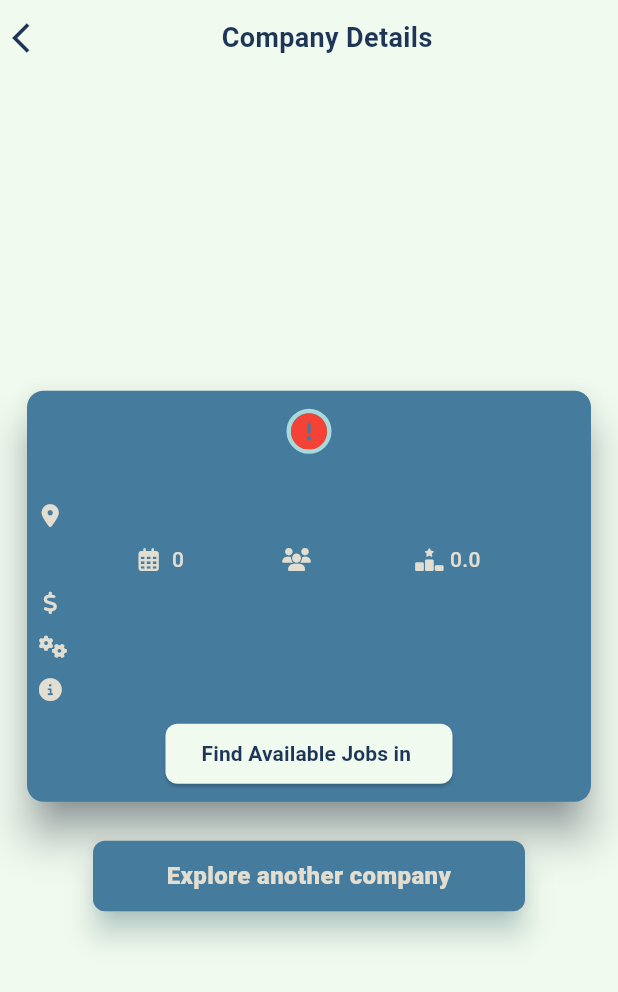
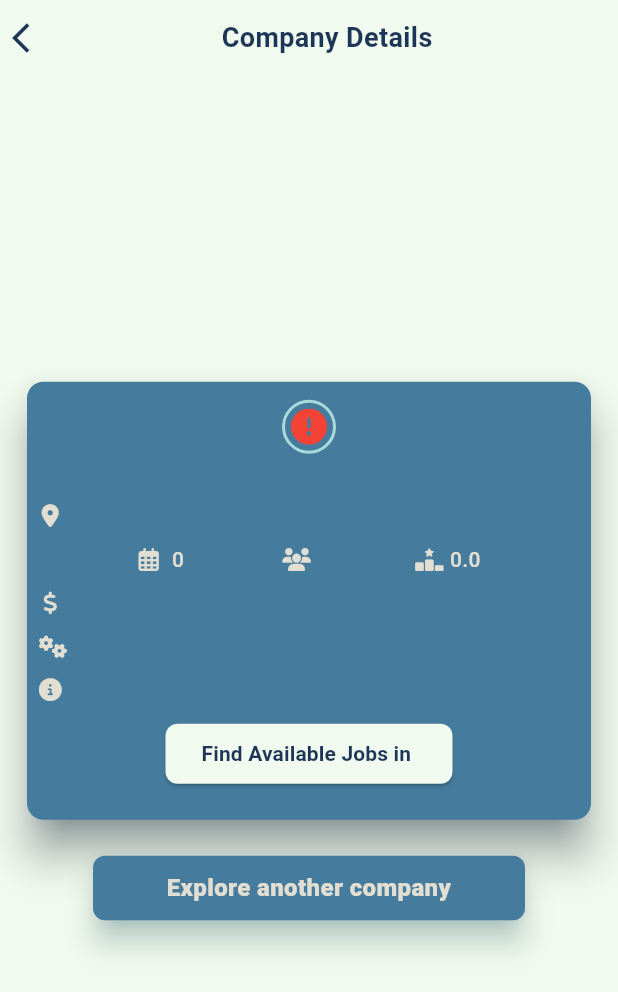
Before and after one commit to AbdelrhmanNashaat/TalentHub, a Flutter app: the CompanyView screen opened directly with empty values, on a phone screen of 412 x 824 dp. Shown: the top 992 px of the screen. Run offline on Flutter 3.47's test engine with Material 3 defaults, Android fonts, the phone set to English and light mode, and no system bars; drawn by our look-alikes of cached_network_image; our stand-ins replace dartz, dio, firebase_auth, firebase_core, flutter_animate, flutter_bloc and 11 more; missing offline and left inert: flutter_facebook_auth; accounts and stored records are empty; network calls fail.

Commit message:
Refactor import statements and update UI in CompanyViewBody widget

```diff
--- /dev/null
+++ b/lib/features/home/presentation/manager/company_job_cubit/company_job_cubit.dart
@@ -0,0 +1,21 @@
+import 'dart:developer';
+
+import 'package:flutter_bloc/flutter_bloc.dart';
+import 'package:hire_me/features/home/data/repo/home_repo.dart';
+
+import 'company_job_state.dart';
+
+class CompanyJobCubit extends Cubit<CompanyJobState> {
+  final HomeRepo homeRepo;
+  CompanyJobCubit({required this.homeRepo}) : super(CompanyJobInitial());
+  Future<void> getCompanyJobs({required String companyName}) async {
+    log('CompanyJobCubit: $companyName');
+    emit(CompanyJobLoading());
+    final response =
+        await homeRepo.searchForCompanyJobs(companyName: companyName);
+    response.fold(
+      (failure) => emit(CompanyJobFailure(errorMessage: failure.errorMessage)),
+      (jobs) => emit(CompanyJobSuccess(companyJobs: jobs)),
+    );
+  }
+}
--- /dev/null
+++ b/lib/features/home/presentation/manager/company_job_cubit/company_job_state.dart
@@ -0,0 +1,19 @@
+import '../../../data/model/company_jobs.dart';
+
+class CompanyJobState {}
+
+class CompanyJobInitial extends CompanyJobState {}
+
+class CompanyJobSuccess extends CompanyJobState {
+  final CompanyJobs companyJobs;
+
+  CompanyJobSuccess({required this.companyJobs});
+}
+
+class CompanyJobFailure extends CompanyJobState {
+  final String errorMessage;
+
+  CompanyJobFailure({required this.errorMessage});
+}
+
+class CompanyJobLoading extends CompanyJobState {}
--- /dev/null
+++ b/lib/features/home/presentation/views/company_jobs_view.dart
@@ -0,0 +1,23 @@
+import 'package:flutter/material.dart';
+import 'package:flutter_bloc/flutter_bloc.dart';
+import 'package:hire_me/constant.dart';
+import 'package:hire_me/core/services/services_locator.dart';
+import 'package:hire_me/features/home/presentation/manager/company_job_cubit/company_job_cubit.dart';
+
+import '../../data/repo/home_repo.dart';
+
+class CompanyJobsView extends StatelessWidget {
+  const CompanyJobsView({super.key});
+
+  @override
+  Widget build(BuildContext context) {
+    return BlocProvider<CompanyJobCubit>(
+      create: (context) => CompanyJobCubit(
+        homeRepo: getIt<HomeRepo>(),
+      ),
+      child: Scaffold(
+        backgroundColor: Constant.scaffoldColor,
+      ),
+    );
+  }
+}
--- a/lib/features/home/presentation/views/company_view.dart
+++ b/lib/features/home/presentation/views/company_view.dart
@@ -1,6 +1,10 @@
 import 'package:flutter/material.dart';
+import 'package:flutter_bloc/flutter_bloc.dart';
 import 'package:hire_me/features/home/data/model/company_info.dart';
 import '../../../../constant.dart';
+import '../../../../core/services/services_locator.dart';
+import '../../data/repo/home_repo_implementation.dart';
+import '../manager/company_job_cubit/company_job_cubit.dart';
 import 'widgets/company_view_body.dart';
 
 class CompanyView extends StatelessWidget {
@@ -9,11 +13,16 @@ class CompanyView extends StatelessWidget {
 
   @override
   Widget build(BuildContext context) {
-    return Scaffold(
-      backgroundColor: Constant.scaffoldColor,
-      body: SafeArea(
-        child: CompanyViewBody(
-          companyInfo: companyInfo,
+    return BlocProvider<CompanyJobCubit>(
+      create: (context) => CompanyJobCubit(
+        homeRepo: getIt.get<HomeRepoImplementation>(),
+      )..getCompanyJobs(companyName: companyInfo.name),
+      child: Scaffold(
+        backgroundColor: Constant.scaffoldColor,
+        body: SafeArea(
+          child: CompanyViewBody(
+            companyInfo: companyInfo,
+          ),
         ),
       ),
     );
--- a/lib/features/home/presentation/views/explore_company_view.dart
+++ b/lib/features/home/presentation/views/explore_company_view.dart
@@ -4,7 +4,7 @@ import 'package:hire_me/features/home/presentation/views/widgets/explore_company
 import '../../../../constant.dart';
 import '../../../../core/services/services_locator.dart';
 import '../../data/repo/home_repo_implementation.dart';
-import '../manager/cubit/search_for_company_cubit.dart';
+import '../manager/company_cubit/search_for_company_cubit.dart';
 
 class ExploreCompanyView extends StatelessWidget {
   const ExploreCompanyView({super.key});
--- /dev/null
+++ b/lib/features/home/presentation/views/widgets/company_job_view_body.dart
@@ -0,0 +1,10 @@
+import 'package:flutter/material.dart';
+
+class CompanyJobViewBody extends StatelessWidget {
+  const CompanyJobViewBody({super.key});
+
+  @override
+  Widget build(BuildContext context) {
+    return const Placeholder();
+  }
+}
--- a/lib/features/home/presentation/views/widgets/company_view_body.dart
+++ b/lib/features/home/presentation/views/widgets/company_view_body.dart
@@ -52,10 +52,25 @@ class CompanyViewBody extends StatelessWidget {
                     ),
                   ),
                   const SizedBox(height: 4),
-                  CustomTextWithIcon(
-                    companyInfo: companyInfo,
-                    title: companyInfo.hqLocation ?? 'Location not available',
-                    icon: FontAwesomeIcons.locationDot,
+                  Row(
+                    children: [
+                      Icon(
+                        FontAwesomeIcons.locationDot,
+                        color: Constant.offWhiteColor,
+                        size: 15,
+                      ),
+                      const SizedBox(width: 8),
+                      Flexible(
+                        child: Text(
+                          companyInfo.hqLocation ?? '--',
+                          style: CustomTextStyles.style14Light.copyWith(
+                            color: Constant.offWhiteColor,
+                            fontWeight: FontWeight.w500,
+                          ),
+                          overflow: TextOverflow.ellipsis,
+                        ),
+                      ),
+                    ],
                   ),
                   const SizedBox(height: 8),
                   AboutRow(companyInfo: companyInfo),
@@ -87,11 +102,11 @@ class CompanyViewBody extends StatelessWidget {
                       const SizedBox(width: 8),
                       Flexible(
                         child: Text(
-                          companyInfo.description ?? '',
+                          companyInfo.description?.trim() ?? '',
                           style: CustomTextStyles.style14Light.copyWith(
                             color: Constant.offWhiteColor,
                           ),
-                          maxLines: 6,
+                          maxLines: 8,
                           overflow: TextOverflow.ellipsis,
                         ),
                       ),
@@ -99,15 +114,31 @@ class CompanyViewBody extends StatelessWidget {
                   ),
                   const SizedBox(height: 8),
                   CustomButton(companyInfo: companyInfo),
+                  const SizedBox(height: 12),
                 ],
               ),
             ),
           ),
-          const SizedBox(height: 12),
-          Padding(
+          const SizedBox(height: 10),
+          const NavToExploreButton(),
+          const Spacer(),
+        ],
+      ),
+    );
+  }
+}
+
+class NavToExploreButton extends StatelessWidget {
+  const NavToExploreButton({
+    super.key,
+  });
+
+  @override
+  Widget build(BuildContext context) {
+    return Padding(
       padding: const EdgeInsets.symmetric(horizontal: 50),
       child: HomeCardWidget(
-              height: 12,
+        height: 10,
         onTap: () => CommonFunctions().navWithoutReplacement(
           context: context,
           pageName: const ExploreCompanyView(),
@@ -116,21 +147,16 @@ class CompanyViewBody extends StatelessWidget {
         textColor: Constant.offWhiteColor,
         backGroundColor: Constant.iconColor,
       ),
-          ),
-          const Spacer(),
-        ],
-      ),
     );
   }
 }
 
 class CustomButton extends StatelessWidget {
+  final CompanyInfo companyInfo;
   const CustomButton({
     super.key,
     required this.companyInfo,
   });
-
-  final CompanyInfo companyInfo;
 
   @override
   Widget build(BuildContext context) {
@@ -222,7 +248,6 @@ class CustomTextWithIcon extends StatelessWidget {
             color: Constant.offWhiteColor,
             fontWeight: FontWeight.w500,
           ),
-          maxLines: 5,
         ),
       ],
     );
@@ -241,19 +266,19 @@ class CompanyLogoWidget extends StatelessWidget {
   Widget build(BuildContext context) {
     return Center(
       child: Container(
+        padding: const EdgeInsets.all(4),
         decoration: BoxDecoration(
           shape: BoxShape.circle,
           color: Colors.transparent,
           border: Border.all(
             color: Constant.circleAvatar,
-            width: 3,
+            width: 2,
           ),
         ),
         child: companyInfo.logoUrl != null
             ? ClipOval(
                 child: CachedNetworkImage(
-                  fit: BoxFit.cover,
-                  width: 50,
+                  width: 45,
                   imageUrl: companyInfo.logoUrl!,
                   progressIndicatorBuilder: (context, url, downloadProgress) =>
                       Center(
--- a/lib/features/home/presentation/views/widgets/explore_company_view_body.dart
+++ b/lib/features/home/presentation/views/widgets/explore_company_view_body.dart
@@ -2,11 +2,11 @@ import 'package:flutter/material.dart';
 import 'package:flutter_bloc/flutter_bloc.dart';
 import 'package:hire_me/constant.dart';
 import 'package:hire_me/core/utils/assets.dart';
-import 'package:hire_me/features/home/presentation/manager/cubit/search_for_company_state.dart';
+import 'package:hire_me/features/home/presentation/manager/company_cubit/search_for_company_state.dart';
 import 'package:hire_me/features/home/presentation/views/company_view.dart';
 import '../../../../../core/common/functions.dart';
 import '../../../../../core/utils/text_styles.dart';
-import '../../manager/cubit/search_for_company_cubit.dart';
+import '../../manager/company_cubit/search_for_company_cubit.dart';
 import 'app_bar.dart';
 import 'search_bar.dart';
 
```
Also changed, not shown: lib/features/home/presentation/manager/company_cubit/search_for_company_cubit.dart (renamed from lib/features/home/presentation/manager/cubit/search_for_company_cubit.dart), lib/features/home/presentation/manager/company_cubit/search_for_company_state.dart (renamed from lib/features/home/presentation/manager/cubit/search_for_company_state.dart). Lines whose indentation alone changed are shown as unchanged.
